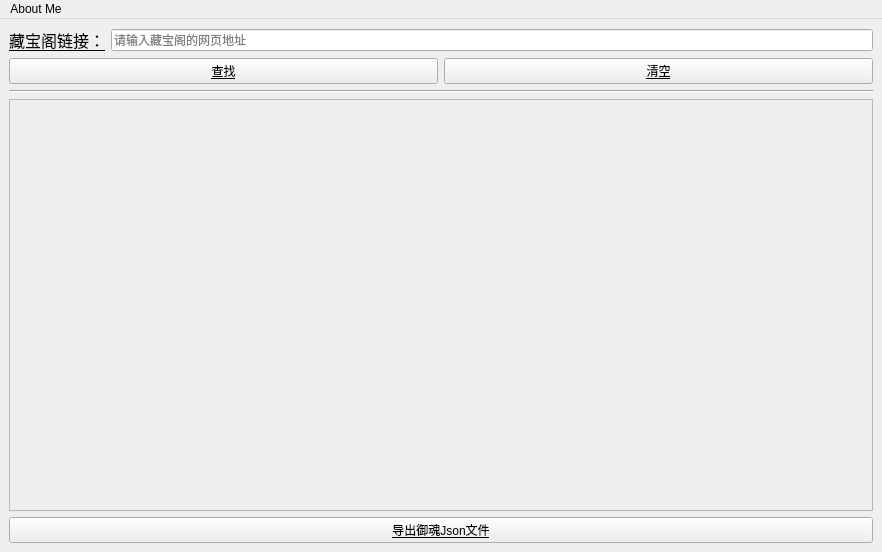
The window that YYSCBGUI.ui (ShenYongji/yys_cbg_reader) describes before a commit, drawn with Qt 5.
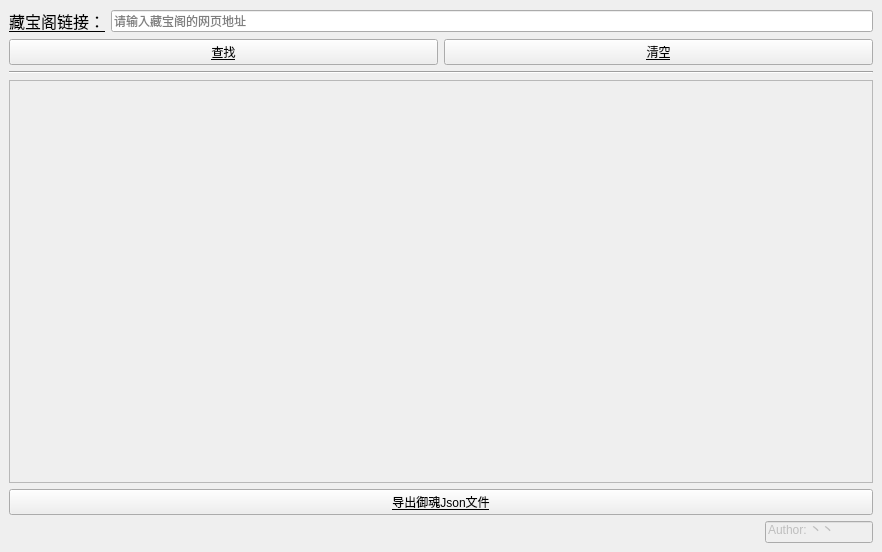
The same window after the commit.

What changed in the file:
```diff
--- a/YYSCBGUI.ui
+++ b/YYSCBGUI.ui
@@ -115,29 +115,32 @@
       </item>
      </layout>
     </item>
+    <item>
+     <widget class="QLineEdit" name="lineEdit">
+      <property name="enabled">
+       <bool>false</bool>
+      </property>
+      <property name="sizePolicy">
+       <sizepolicy hsizetype="Fixed" vsizetype="Fixed">
+        <horstretch>0</horstretch>
+        <verstretch>0</verstretch>
+       </sizepolicy>
+      </property>
+      <property name="font">
+       <font>
+        <underline>false</underline>
+       </font>
+      </property>
+      <property name="layoutDirection">
+       <enum>Qt::RightToLeft</enum>
+      </property>
+      <property name="text">
+       <string>Author: 丶丶</string>
+      </property>
+     </widget>
+    </item>
    </layout>
   </widget>
-  <widget class="QMenuBar" name="menubar">
-   <property name="geometry">
-    <rect>
-     <x>0</x>
-     <y>0</y>
-     <width>882</width>
-     <height>23</height>
-    </rect>
-   </property>
-   <widget class="QMenu" name="menuAbout_Me">
-    <property name="title">
-     <string>About Me</string>
-    </property>
-    <property name="toolTipsVisible">
-     <bool>false</bool>
-    </property>
-    <addaction name="actionGithub"/>
-    <addaction name="separator"/>
-   </widget>
-   <addaction name="menuAbout_Me"/>
-  </widget>
   <action name="actionGithub">
    <property name="text">
     <string>Github</string>
```
Left out of the diff: 7 changed lines with no effect on the pictures.
